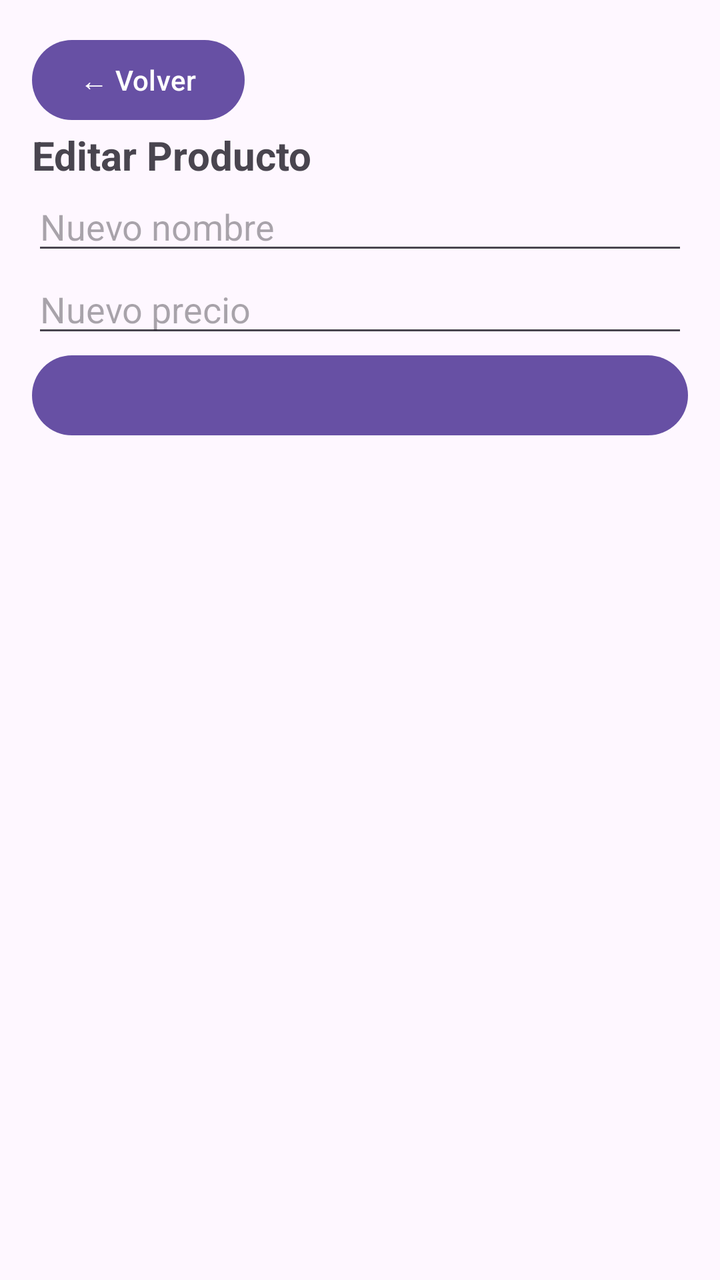
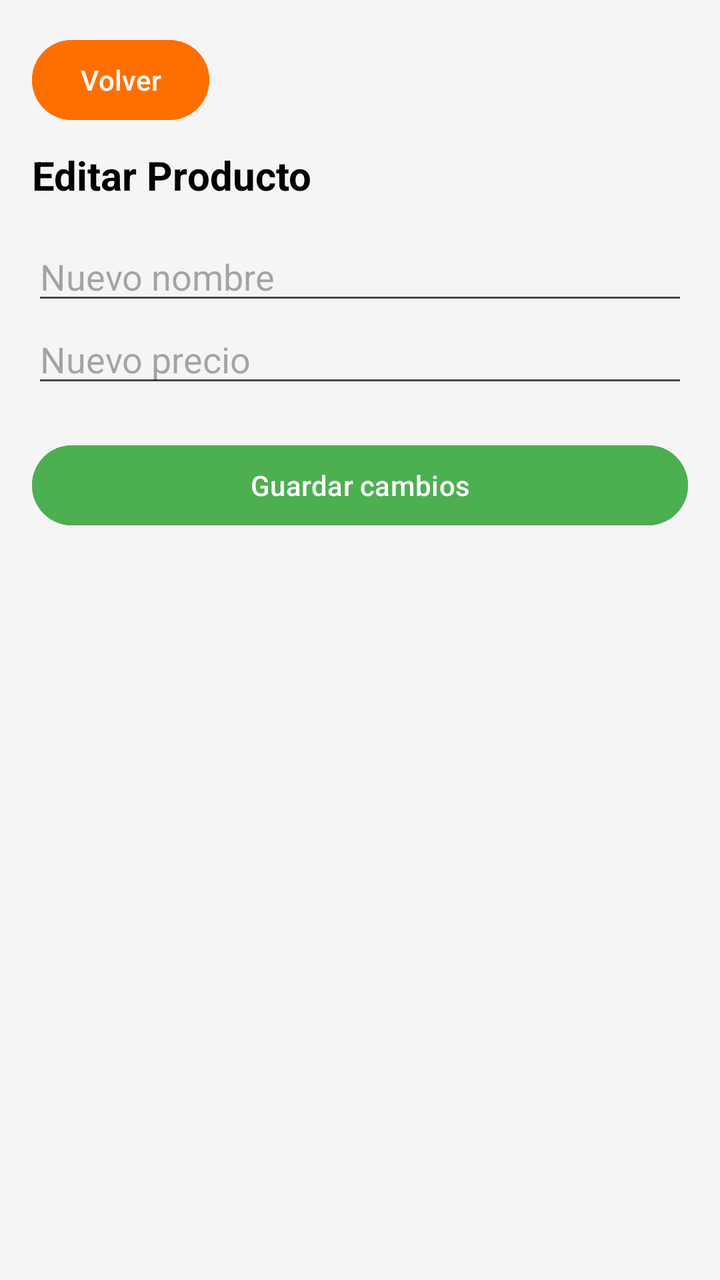

Compare the two renders of this Android layout. The source of the first and the diff that turns it into the second are given below.
<!-- AndroidManifest.xml: application theme Theme.TechStore -->
<!-- res/layout/activity_editar_producto.xml -->
<LinearLayout xmlns:android="http://schemas.android.com/apk/res/android"
    android:orientation="vertical"
    android:padding="16dp"
    android:layout_width="match_parent"
    android:layout_height="match_parent">

    <Button
        android:id="@+id/btnVolver"
        android:text="← Volver"
        android:layout_width="wrap_content"
        android:layout_height="wrap_content"/>

    <TextView
        android:text="Editar Producto"
        android:textSize="20sp"
        android:textStyle="bold"
        android:layout_width="wrap_content"
        android:layout_height="wrap_content"/>

    <EditText
        android:hint="Nuevo nombre"
        android:layout_width="match_parent"
        android:layout_height="wrap_content"/>

    <EditText
        android:hint="Nuevo precio"
        android:layout_width="match_parent"
        android:layout_height="wrap_content"/>

    <Button
        android:id="@+id/btnGuardar"
        android:layout_width="match_parent"
        android:layout_height="wrap_content"/>


</LinearLayout>
<!-- resources referenced by this layout -->
<resources>
  <style name="Theme.TechStore" parent="Base.Theme.TechStore" />
  <style name="Base.Theme.TechStore" parent="Theme.Material3.DayNight.NoActionBar">
          
          
      </style>
</resources>

<!-- the commit's change to res/layout/activity_editar_producto.xml (unified diff, before → after) -->
@@ -1,36 +1,54 @@
-<LinearLayout xmlns:android="http://schemas.android.com/apk/res/android"
+<?xml version="1.0" encoding="utf-8"?>
+<LinearLayout
+    xmlns:android="http://schemas.android.com/apk/res/android"
     android:orientation="vertical"
     android:padding="16dp"
+    android:background="@color/background"
     android:layout_width="match_parent"
     android:layout_height="match_parent">
 
     <Button
         android:id="@+id/btnVolver"
-        android:text="← Volver"
+        android:text="@string/volver"
+        android:textColor="@color/white"
+        android:backgroundTint="@color/accent"
         android:layout_width="wrap_content"
-        android:layout_height="wrap_content"/>
+        android:layout_height="wrap_content"
+        android:contentDescription="@string/volver"/>
 
     <TextView
-        android:text="Editar Producto"
+        android:text="@string/editar_producto"
         android:textSize="20sp"
         android:textStyle="bold"
+        android:textColor="@color/black"
+        android:layout_marginTop="10dp"
         android:layout_width="wrap_content"
         android:layout_height="wrap_content"/>
 
     <EditText
-        android:hint="Nuevo nombre"
+        android:id="@+id/etNuevoNombre"
+        android:hint="@string/nuevo_nombre"
+        android:layout_marginTop="15dp"
+        android:inputType="textPersonName"
+        android:autofillHints="name"
         android:layout_width="match_parent"
         android:layout_height="wrap_content"/>
 
     <EditText
-        android:hint="Nuevo precio"
+        android:id="@+id/etNuevoPrecio"
+        android:hint="@string/nuevo_precio"
+        android:inputType="number"
+        android:autofillHints="transactionAmount"
         android:layout_width="match_parent"
         android:layout_height="wrap_content"/>
 
     <Button
         android:id="@+id/btnGuardar"
+        android:text="@string/guardar_cambios"
+        android:textColor="@color/white"
+        android:backgroundTint="@color/verde"
+        android:layout_marginTop="20dp"
         android:layout_width="match_parent"
         android:layout_height="wrap_content"/>
 
-
 </LinearLayout>
<!-- resource entries referenced after the edit -->
@@ -1,5 +1,15 @@
 <!-- resources referenced by this layout -->
 <resources>
+  <color name="accent">#FF6F00</color>
+  <color name="background">#F5F5F5</color>
+  <color name="black">#000000</color>
+  <color name="verde">#4CAF50</color>
+  <color name="white">#FFFFFF</color>
+  <string name="editar_producto">Editar Producto</string>
+  <string name="guardar_cambios">Guardar cambios</string>
+  <string name="nuevo_nombre">Nuevo nombre</string>
+  <string name="nuevo_precio">Nuevo precio</string>
+  <string name="volver">Volver</string>
   <style name="Theme.TechStore" parent="Base.Theme.TechStore" />
   <style name="Base.Theme.TechStore" parent="Theme.Material3.DayNight.NoActionBar">
           
